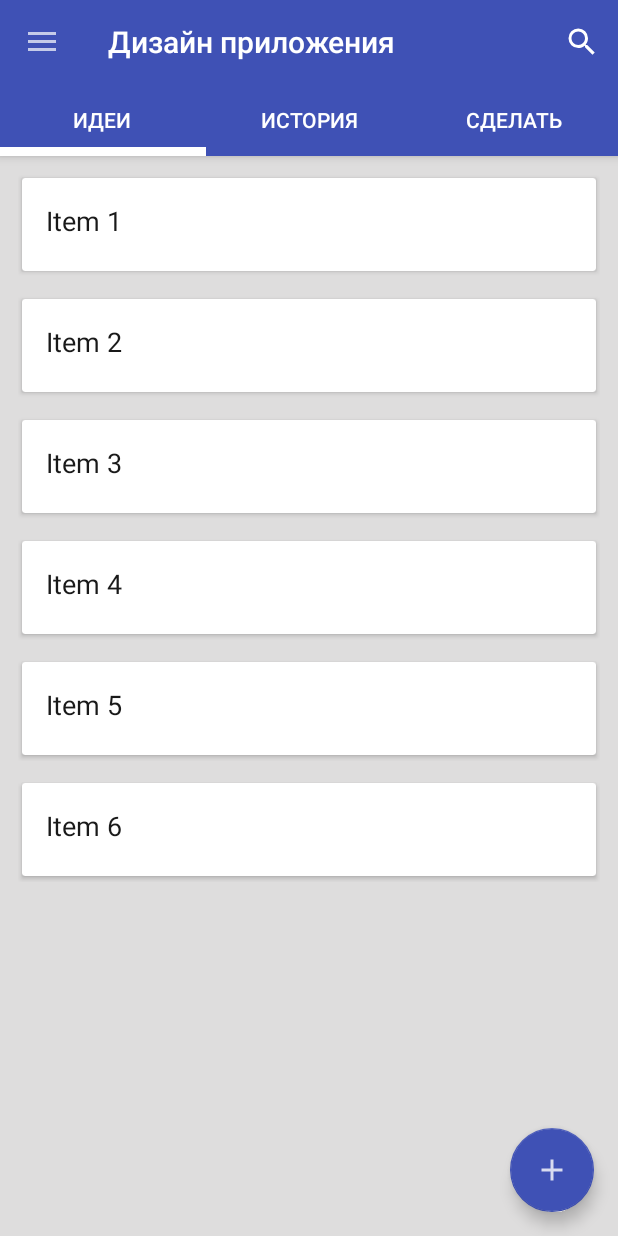
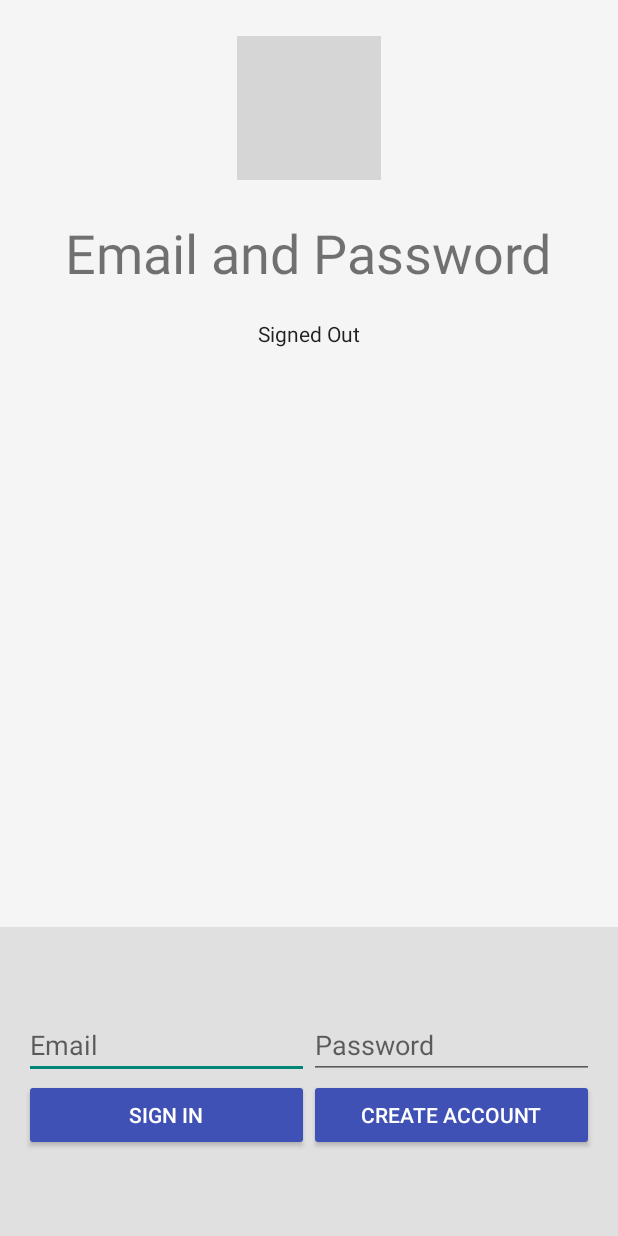
Before and after one commit to Metaphizik/android-client, an Android app: the screen it shows after launch (MainActivity before the commit, EmailPasswordActivity after it), on a phone screen of 412 x 824 dp. Run offline under Robolectric (Android 15) with nearby library versions, the phone set to English and light mode, and no system bars; our stand-ins replace Firebase (no records; nobody signed in at launch, a user with empty details on screens opened directly); libraries missing offline, so code that uses them is left out: org.springframework.http, org.springframework.web; 6 statements that could not run were skipped; grey boxes are pictures that could not be loaded.

```diff
--- a/app/src/main/java/com/example/metaphizik/design/MainActivity.java
+++ b/app/src/main/java/com/example/metaphizik/design/MainActivity.java
@@ -6,12 +6,15 @@ import android.os.Bundle;
 import android.support.annotation.NonNull;
 import android.support.design.widget.NavigationView;
 import android.support.design.widget.TabLayout;
+import android.support.v4.app.Fragment;
+import android.support.v4.app.FragmentManager;
 import android.support.v4.view.GravityCompat;
 import android.support.v4.view.ViewPager;
 import android.support.v4.widget.DrawerLayout;
 import android.support.v7.app.ActionBarDrawerToggle;
 import android.support.v7.app.AppCompatActivity;
 import android.support.v7.widget.Toolbar;
+import android.view.Menu;
 import android.view.MenuItem;
 import android.view.View;
 import android.widget.TextView;
@@ -21,6 +24,8 @@ import com.example.metaphizik.design.adapter.TabsFragmentAdapter;
 import com.example.metaphizik.design.auth.EmailPasswordActivity;
 import com.example.metaphizik.design.chat.ChatActivity;
 import com.example.metaphizik.design.dto.RemindDTO;
+import com.google.firebase.auth.FirebaseAuth;
+import com.google.firebase.auth.FirebaseUser;
 
 import org.springframework.http.converter.json.MappingJackson2HttpMessageConverter;
 import org.springframework.web.client.RestTemplate;
@@ -37,6 +42,10 @@ public class MainActivity extends AppCompatActivity{
     private ViewPager viewPager;
     private TabsFragmentAdapter adapter;
     private TextView mail;
+    private TabLayout tabLayout;
+    private FirebaseAuth mAuth;
+    private NavigationView navigationView;
+    FragmentManager myFragmentManager;
 
     @Override
     protected void onCreate(Bundle savedInstanceState) {
@@ -46,7 +55,13 @@ public class MainActivity extends AppCompatActivity{
         initToolbar();
         initNavigationView();
         initTabs();
+        myFragmentManager = getSupportFragmentManager();
+        FirebaseUser user = FirebaseAuth.getInstance().getCurrentUser();
+        if(user == null){
+            ShowAuthForm();
+        }
 }
+
     public void onBackPressed() {
         DrawerLayout layout = (DrawerLayout)findViewById(R.id.drawerLayout);
         if (layout.isDrawerOpen(GravityCompat.START)) {
@@ -75,10 +90,29 @@ public class MainActivity extends AppCompatActivity{
 
         new RemindMeTask().execute();
 
-        TabLayout tabLayout = (TabLayout)findViewById(R.id.tabLayout);
+        tabLayout = (TabLayout)findViewById(R.id.tabLayout);
         tabLayout.setupWithViewPager(viewPager);
     }
 
+
+
+   /* @Override
+    public boolean onCreateOptionsMenu(Menu menu) {
+        getMenuInflater().inflate(R.menu.menu_navigation, menu);
+        return super.onCreateOptionsMenu(menu);
+    }
+
+     @Override
+     public boolean onPrepareOptionsMenu(Menu menu) {
+         MenuItem login = (MenuItem) findViewById(R.id.login);
+         if (mail.getText().equals("Your email")){
+             login.setTitle("Вход");
+         }
+         else {
+             login.setTitle("Выйти из учетной записи");
+         }
+         return super.onPrepareOptionsMenu(menu);
+     }*/
     //идентификация навигационной шторки,
     //создание слушателя нажатий, который переходит на первую табу,
     //исоздание тогла
@@ -88,11 +122,13 @@ public class MainActivity extends AppCompatActivity{
         drawerLayout.addDrawerListener(toggle);
         toggle.syncState();
 
-        NavigationView navigationView = (NavigationView) findViewById(R.id.navigationView);
+        navigationView = (NavigationView) findViewById(R.id.navigationView);
 
         //для установки почты в navigation_header
         View v = navigationView.getHeaderView(0);
         mail = (TextView) v.findViewById(R.id.MAIL);
+
+
 
         navigationView.setNavigationItemSelectedListener(new NavigationView.OnNavigationItemSelectedListener() {
             @Override
@@ -102,6 +138,8 @@ public class MainActivity extends AppCompatActivity{
                     case R.id.actionNotificationItem:
                         ShowNotificationTab(); break;
                     case R.id.login:
+                        ShowAuthForm(); break;
+                    case R.id.logout:
                         ShowAuthForm(); break;
                     case R.id.chat:
                         ShowChatForm(); break;
@@ -114,21 +152,45 @@ public class MainActivity extends AppCompatActivity{
 
     @Override
     protected void onActivityResult(int requestCode, int resultCode, Intent data) {
-        if (data == null) {mail.setText("Your email");}
+        if (data == null) {
+            mail.setText("Your email");
+            navigationView.getMenu().findItem(R.id.login).setVisible(true);
+            navigationView.getMenu().findItem(R.id.logout).setVisible(false);}
         else {
             mail.setText(data.getStringExtra("email_tag"));
+            navigationView.getMenu().findItem(R.id.login).setVisible(false);
+            navigationView.getMenu().findItem(R.id.logout).setVisible(true);
         }
     }
 
     private void ShowChatForm() {
-        Intent intent = new Intent(MainActivity.this, ChatActivity.class);
-        startActivity(intent);
+        //TODO поправить приверкую не брать getcurrentUser.
+        FirebaseUser user = FirebaseAuth.getInstance().getCurrentUser();
+        if(user != null){
+            tabLayout.setVisibility(View.GONE);
+            viewPager.setVisibility(View.GONE);
+            Fragment chat = new ChatActivity();
+            android.support.v4.app.FragmentTransaction ft = getSupportFragmentManager().beginTransaction();
+            ft.replace(R.id.container, chat);
+            ft.commit();
+        } else {
+            ShowAuthForm();
+            Toast.makeText(this, "Выполнинте вход",
+                    Toast.LENGTH_SHORT).show();
+        }
     }
 
     private void ShowAuthForm() {
         Intent intent = new Intent(MainActivity.this, EmailPasswordActivity.class);
+        if(mail.getText().equals("Your email")) {
+            navigationView.getMenu().findItem(R.id.login).setVisible(true);
+            navigationView.getMenu().findItem(R.id.logout).setVisible(false);
+
+        } else {
+            navigationView.getMenu().findItem(R.id.login).setVisible(false);
+            navigationView.getMenu().findItem(R.id.logout).setVisible(true);
+        }
         startActivityForResult(intent, 1);
-
     }
 
     private void ShowNotificationTab (){
--- a/app/src/main/java/com/example/metaphizik/design/auth/EmailPasswordActivity.java
+++ b/app/src/main/java/com/example/metaphizik/design/auth/EmailPasswordActivity.java
@@ -85,7 +85,8 @@ public class EmailPasswordActivity extends BaseActivity implements
         super.onStart();
         // Check if user is signed in (non-null) and update UI accordingly.
         //FirebaseUser currentUser = mAuth.getCurrentUser();
-        updateUI(null);
+        //updateUI(null);
+        signOut();
     }
     // [END on_start_check_user]
 
--- a/app/src/main/res/menu/menu_navigation.xml
+++ b/app/src/main/res/menu/menu_navigation.xml
@@ -9,8 +9,13 @@
 
     <item
         android:id="@+id/login"
-        android:title="@string/account_managment_navig_item"
+        android:title="@string/login"
         android:orderInCategory="1"/>
+    <item
+        android:id="@+id/logout"
+        android:orderInCategory="1"
+        android:title="@string/logout"
+        android:visible="false" />
 
     <item
         android:id="@+id/chat"
--- a/app/src/main/res/values/strings.xml
+++ b/app/src/main/res/values/strings.xml
@@ -9,7 +9,8 @@
     <string name="tab_item_todo"> Сделать</string>
     <string name="tab_item_birthdays"> Дни рождения</string>
 
-    <string name="account_managment_navig_item">Управление учетной записью</string>
+    <string name="login">Вход</string>
+    <string name="logout">Сменить пользователя</string>
 
     <!-- Auth-->
     <string name="label_emailpassword">Email/Password Authentication</string>
```
Also changed, not shown: app/src/main/java/com/example/metaphizik/design/chat/ChatActivity.java (+50 -26 lines), app/src/main/res/layout/activity_main.xml (+19 -10 lines).
